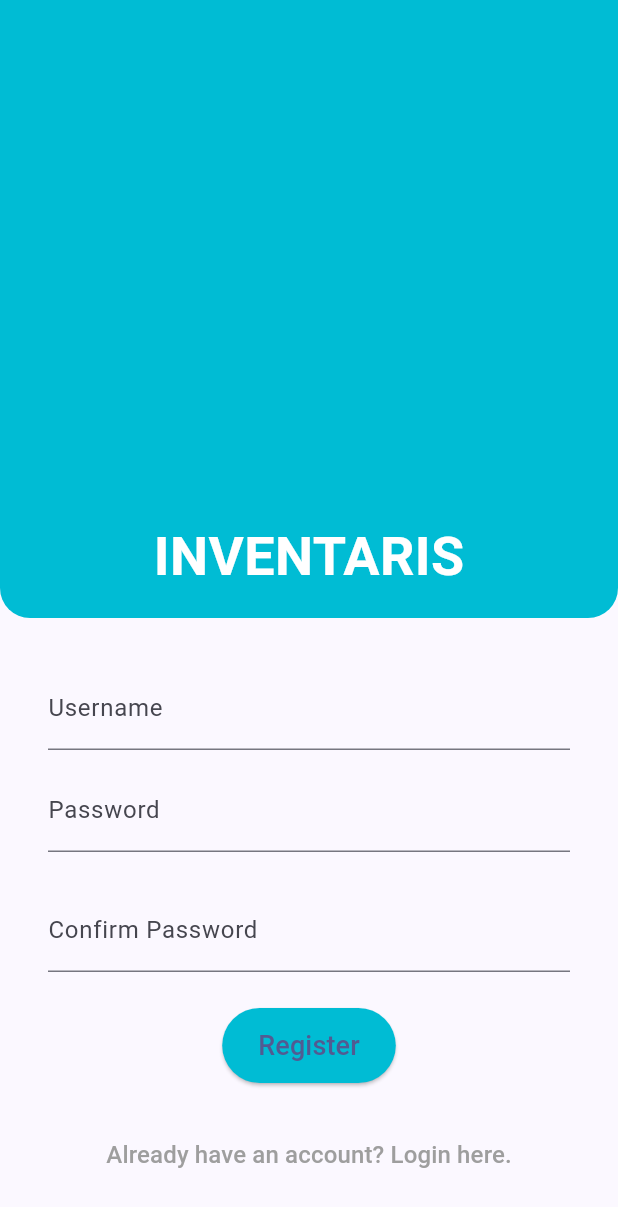
After one commit to PBPK6/BookHaven-mobile, a Flutter app: the screen it shows after launch, after a tap on "No account? Register here!", on a phone screen of 412 x 824 dp. The commit adds this screen. Shown: the top 1207 px of the screen. Run offline on Flutter 3.47's test engine with Material 3 defaults, Android fonts, the phone set to English and light mode, and no system bars; missing offline and left inert: pbp_django_auth; network calls fail.

Commit message:
completed logout and slight problem with register

```diff
--- a/lib/screens/login.dart
+++ b/lib/screens/login.dart
@@ -1,6 +1,7 @@
 // ignore_for_file: library_private_types_in_public_api, use_build_context_synchronously
 
 import 'package:bookhaven_mobile/widgets/navbar.dart';
+import 'package:bookhaven_mobile/screens/register.dart';
 import 'package:flutter/material.dart';
 import 'package:pbp_django_auth/pbp_django_auth.dart';
 import 'package:provider/provider.dart';
@@ -69,7 +70,8 @@ class _LoginPageState extends State<LoginPage> {
                 String username = _usernameController.text;
                 String password = _passwordController.text;
 
-                                final response = await request.login("http://127.0.0.1:8000/auth/login/", {
+                final response =
+                    await request.login("http://127.0.0.1:8000/auth/login/", {
                   'username': username,
                   'password': password,
                 });
@@ -79,7 +81,8 @@ class _LoginPageState extends State<LoginPage> {
                   String uname = response['username'];
                   Navigator.pushReplacement(
                     context,
-                                        MaterialPageRoute(builder: (context) => const NavigationMenu()),
+                    MaterialPageRoute(
+                        builder: (context) => const NavigationMenu()),
                   );
                   ScaffoldMessenger.of(context)
                     ..hideCurrentSnackBar()
@@ -90,8 +93,7 @@ class _LoginPageState extends State<LoginPage> {
                     context: context,
                     builder: (context) => AlertDialog(
                       title: const Text('Login Failed'),
-                                            content:
-                                                Text(response['message']),
+                      content: Text(response['message']),
                       actions: [
                         TextButton(
                           child: const Text('OK'),
@@ -106,6 +108,22 @@ class _LoginPageState extends State<LoginPage> {
               },
               child: const Text('Login'),
             ),
+            const SizedBox(height: 24.0),
+            TextButton(
+              onPressed: () {
+                Navigator.push(
+                  context,
+                  MaterialPageRoute(builder: (context) => const RegisterPage()),
+                );
+              },
+              child: const Text(
+                'No account? Register here!',
+                style: TextStyle(
+                  fontSize: 16,
+                  color: Colors.grey,
+                ),
+              ),
+            ),
           ],
         ),
       ),
--- /dev/null
+++ b/lib/screens/register.dart
@@ -0,0 +1,170 @@
+import 'dart:convert';
+
+import 'package:bookhaven_mobile/screens/login.dart';
+import 'package:bookhaven_mobile/main.dart';
+import 'package:flutter/material.dart';
+import 'package:pbp_django_auth/pbp_django_auth.dart';
+import 'package:provider/provider.dart';
+
+void main() {
+  runApp(const RegisterApp());
+}
+
+class RegisterApp extends StatelessWidget {
+  const RegisterApp({super.key});
+
+  @override
+  Widget build(BuildContext context) {
+    return MaterialApp(
+      title: 'Register',
+      theme: ThemeData(
+        primarySwatch: Colors.blue,
+      ),
+      home: const RegisterPage(),
+    );
+  }
+}
+
+class RegisterPage extends StatefulWidget {
+  const RegisterPage({super.key});
+
+  @override
+  _RegisterPageState createState() => _RegisterPageState();
+}
+
+class _RegisterPageState extends State<RegisterPage> {
+  final TextEditingController _usernameController = TextEditingController();
+  final TextEditingController _password1Controller = TextEditingController();
+  final TextEditingController _password2Controller = TextEditingController();
+
+  @override
+  Widget build(BuildContext context) {
+    final request = context.watch<CookieRequest>();
+    return Scaffold(
+        body: Column(
+      children: [
+        Container(
+          decoration: const BoxDecoration(
+            border: Border(),
+            borderRadius: BorderRadius.only(
+              bottomLeft: Radius.circular(20),
+              bottomRight: Radius.circular(20),
+            ),
+            color: Colors.cyan,
+          ),
+          height: MediaQuery.of(context).size.height / 2,
+          width: MediaQuery.of(context).size.width,
+          child: const Column(
+            mainAxisAlignment: MainAxisAlignment.end,
+            children: [
+              Padding(
+                padding: EdgeInsets.all(16.0),
+                child: Text(
+                  "INVENTARIS",
+                  style: TextStyle(
+                    fontSize: 36,
+                    fontWeight: FontWeight.bold,
+                    color: Colors.white,
+                  ),
+                ),
+              ),
+            ],
+          ),
+        ),
+        Expanded(
+            child: Padding(
+          padding: const EdgeInsets.all(32),
+          child: Column(
+            mainAxisAlignment: MainAxisAlignment.end,
+            children: [
+              TextField(
+                controller: _usernameController,
+                decoration: const InputDecoration(
+                  labelText: 'Username',
+                ),
+              ),
+              const SizedBox(height: 12.0),
+              TextField(
+                controller: _password1Controller,
+                decoration: const InputDecoration(
+                  labelText: 'Password',
+                ),
+                obscureText: true,
+              ),
+              const SizedBox(height: 24.0),
+              TextField(
+                controller: _password2Controller,
+                decoration: const InputDecoration(
+                  labelText: 'Confirm Password',
+                ),
+                obscureText: true,
+              ),
+              const SizedBox(height: 24.0),
+              ElevatedButton(
+                onPressed: () async {
+                  String username = _usernameController.text;
+                  String password1 = _password1Controller.text;
+                  String password2 = _password2Controller.text;
+
+                  // Navigator.pop(context);
+                  final response = await request.postJson(
+                      "http://127.0.0.1:8000/auth/register/",
+                      jsonEncode(<String, String>{
+                        'username': username,
+                        'password1': password1,
+                        'password2': password2,
+                      }));
+                  print(response);
+                  if (response['status'] == true) {
+                    Navigator.pop(context);
+                    ScaffoldMessenger.of(context)
+                      ..hideCurrentSnackBar()
+                      ..showSnackBar(
+                        SnackBar(
+                          content: Text('Register failed.'),
+                        ),
+                      );
+                  } else {
+                    ScaffoldMessenger.of(context)
+                      ..hideCurrentSnackBar()
+                      ..showSnackBar(
+                        SnackBar(
+                          content: Text('Register failed.'),
+                        ),
+                      );
+                  }
+                },
+                style: ElevatedButton.styleFrom(
+                  backgroundColor: Colors.cyan,
+                  minimumSize: const Size(100, 50),
+                ),
+                child: const Text(
+                  'Register',
+                  style: TextStyle(
+                    fontSize: 18,
+                  ),
+                ),
+              ),
+              const SizedBox(height: 24.0),
+              TextButton(
+                onPressed: () {
+                  Navigator.pushReplacement(
+                    context,
+                    MaterialPageRoute(builder: (context) => LoginPage()),
+                  );
+                },
+                child: const Text(
+                  'Already have an account? Login here.',
+                  style: TextStyle(
+                    fontSize: 16,
+                    color: Colors.grey,
+                  ),
+                ),
+              ),
+            ],
+          ),
+        )),
+      ],
+    ));
+  }
+}
```
Also changed, not shown: lib/widgets/left_drawer.dart (+25 -1 lines). Lines whose indentation alone changed are shown as unchanged.
